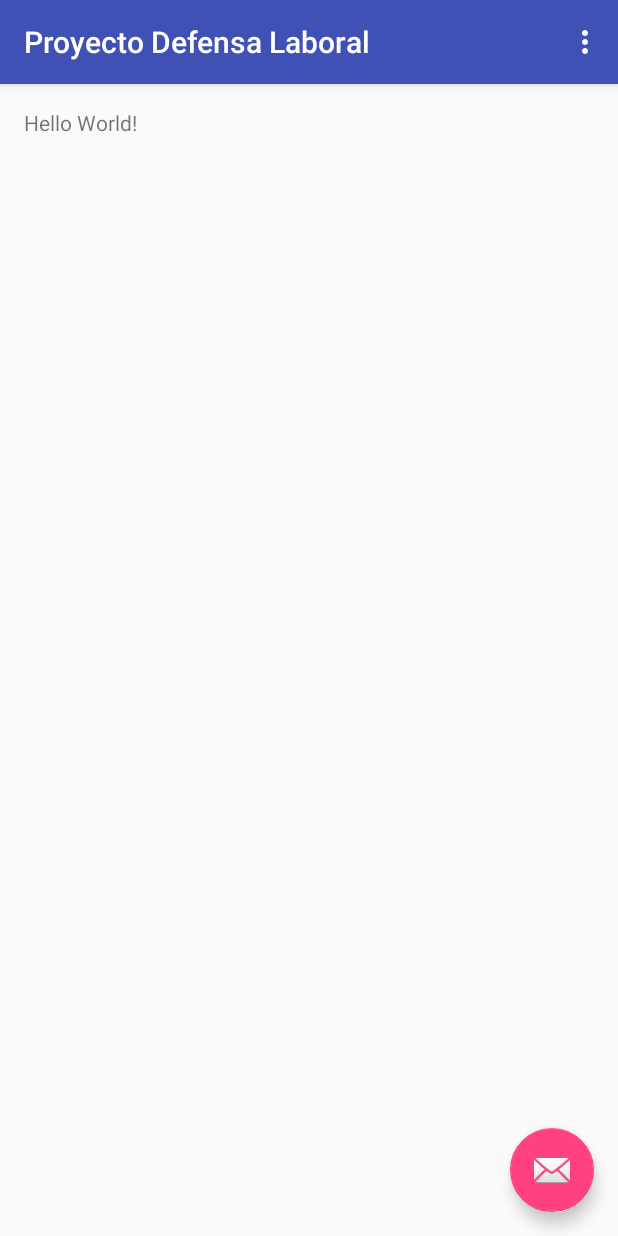
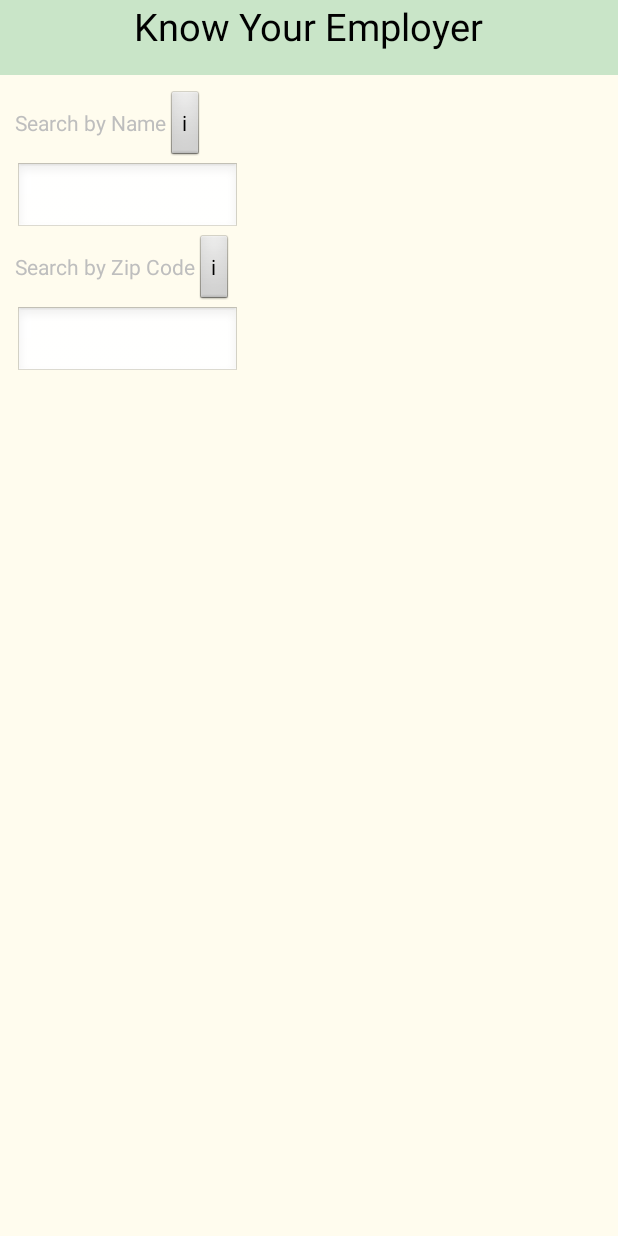
Before and after one commit to ACollectionOfAtoms/ProyectoDefensaLaboral, an Android app: the screen it shows after launch (MainActivity), on a phone screen of 412 x 824 dp. Run offline under Robolectric (Android 15) with nearby library versions, the phone set to English and light mode, and no system bars.

Commit message:
Initial layout

```diff
--- /dev/null
+++ b/app/src/main/java/org/workersdefense/httpwww/proyectodefensalaboral/CustomWindow.java
@@ -0,0 +1,29 @@
+package org.workersdefense.httpwww.proyectodefensalaboral;
+
+import android.app.Activity;
+import android.os.Bundle;
+import android.view.Window;
+import android.widget.ImageView;
+import android.widget.TextView;
+
+/**
+ * Created by dhernandez on 3/22/16.
+ */
+public class CustomWindow extends Activity {
+    protected TextView title;
+    protected ImageView icon;
+
+    @Override
+    public void onCreate(Bundle savedInstanceState) {
+        super.onCreate(savedInstanceState);
+
+        requestWindowFeature(Window.FEATURE_CUSTOM_TITLE);
+
+        setContentView(R.layout.content_main);
+
+        getWindow().setFeatureInt(Window.FEATURE_CUSTOM_TITLE, R.layout.window_title);
+
+        title = (TextView) findViewById(R.id.title);
+        icon  = (ImageView) findViewById(R.id.icon);
+    }
+}
--- /dev/null
+++ b/app/src/main/java/org/workersdefense/httpwww/proyectodefensalaboral/Details.java
@@ -0,0 +1,18 @@
+package org.workersdefense.httpwww.proyectodefensalaboral;
+
+import android.os.Bundle;
+
+/**
+ * Created by dhernandez on 3/22/16.
+ */
+public class Details extends CustomWindow {
+    @Override
+    public void onCreate(Bundle savedInstanceState) {
+        super.onCreate(savedInstanceState);
+
+        setContentView(R.layout.details);
+
+        this.title.setText("Info");
+        // this.icon.setImageResource(R.drawable.menu_info);
+    }
+}
--- a/app/src/main/java/org/workersdefense/httpwww/proyectodefensalaboral/MainActivity.java
+++ b/app/src/main/java/org/workersdefense/httpwww/proyectodefensalaboral/MainActivity.java
@@ -1,52 +1,35 @@
 package org.workersdefense.httpwww.proyectodefensalaboral;
 
+import android.content.Intent;
 import android.os.Bundle;
-import android.support.design.widget.FloatingActionButton;
-import android.support.design.widget.Snackbar;
-import android.support.v7.app.AppCompatActivity;
-import android.support.v7.widget.Toolbar;
 import android.view.View;
-import android.view.Menu;
-import android.view.MenuItem;
+import android.widget.Button;
 
-public class MainActivity extends AppCompatActivity {
+public class MainActivity extends CustomWindow {
+    @Override
+    public void onCreate(Bundle savedInstanceState) {
+        super.onCreate(savedInstanceState);
+        this.title.setText("Know Your Employer");
+        Button b1 = (Button) findViewById(R.id.b1);
+        b1.setOnClickListener(new View.OnClickListener() {
+            @Override
+            public void onClick(View v) {
+                Intent intent = new Intent();
+                intent.setClass(MainActivity.this, Results.class);
 
-    @Override
-    protected void onCreate(Bundle savedInstanceState) {
-        super.onCreate(savedInstanceState);
-        setContentView(R.layout.activity_main);
-        Toolbar toolbar = (Toolbar) findViewById(R.id.toolbar);
-        setSupportActionBar(toolbar);
+                startActivity(intent);
+            }
+        });
 
-        FloatingActionButton fab = (FloatingActionButton) findViewById(R.id.fab);
-        fab.setOnClickListener(new View.OnClickListener() {
+        Button b2 = (Button) findViewById(R.id.b2);
+        b2.setOnClickListener(new View.OnClickListener() {
             @Override
-            public void onClick(View view) {
-                Snackbar.make(view, "Replace with your own action", Snackbar.LENGTH_LONG)
-                        .setAction("Action", null).show();
+            public void onClick(View v) {
+                Intent intent = new Intent();
+                intent.setClass(MainActivity.this, Details.class);
+
+                startActivity(intent);
             }
         });
     }
-
-    @Override
-    public boolean onCreateOptionsMenu(Menu menu) {
-        // Inflate the menu; this adds items to the action bar if it is present.
-        getMenuInflater().inflate(R.menu.menu_main, menu);
-        return true;
-    }
-
-    @Override
-    public boolean onOptionsItemSelected(MenuItem item) {
-        // Handle action bar item clicks here. The action bar will
-        // automatically handle clicks on the Home/Up button, so long
-        // as you specify a parent activity in AndroidManifest.xml.
-        int id = item.getItemId();
-
-        //noinspection SimplifiableIfStatement
-        if (id == R.id.action_settings) {
-            return true;
-        }
-
-        return super.onOptionsItemSelected(item);
-    }
 }
--- /dev/null
+++ b/app/src/main/java/org/workersdefense/httpwww/proyectodefensalaboral/Results.java
@@ -0,0 +1,18 @@
+package org.workersdefense.httpwww.proyectodefensalaboral;
+
+import android.os.Bundle;
+
+/**
+ * Created by dhernandez on 3/22/16.
+ */
+public class Results extends CustomWindow {
+    @Override
+    public void onCreate(Bundle savedInstanceState) {
+        super.onCreate(savedInstanceState);
+
+        setContentView(R.layout.results);
+
+        this.title.setText("News");
+        //this.icon.setImageResource(R.drawable.menu_news);
+    }
+}
--- a/app/src/main/res/layout/activity_main.xml
+++ b/app/src/main/res/layout/activity_main.xml
@@ -11,25 +11,12 @@
     <android.support.design.widget.AppBarLayout
         android:layout_width="match_parent"
         android:layout_height="wrap_content"
-        android:theme="@style/AppTheme.AppBarOverlay">
-
-        <android.support.v7.widget.Toolbar
-            android:id="@+id/toolbar"
-            android:layout_width="match_parent"
-            android:layout_height="?attr/actionBarSize"
-            android:background="?attr/colorPrimary"
-            app:popupTheme="@style/AppTheme.PopupOverlay"/>
+        android:theme="@style/AppTheme.AppBarOverlay"
+        android:gravity="center_vertical|center|center_horizontal"
+        android:orientation="horizontal">
 
     </android.support.design.widget.AppBarLayout>
 
     <include layout="@layout/content_main"/>
 
-    <android.support.design.widget.FloatingActionButton
-        android:id="@+id/fab"
-        android:layout_width="wrap_content"
-        android:layout_height="wrap_content"
-        android:layout_gravity="bottom|end"
-        android:layout_margin="@dimen/fab_margin"
-        android:src="@android:drawable/ic_dialog_email"/>
-
 </android.support.design.widget.CoordinatorLayout>
--- a/app/src/main/res/layout/content_main.xml
+++ b/app/src/main/res/layout/content_main.xml
@@ -1,20 +1,58 @@
 <?xml version="1.0" encoding="utf-8"?>
-<RelativeLayout
+<LinearLayout
     xmlns:android="http://schemas.android.com/apk/res/android"
-    xmlns:app="http://schemas.android.com/apk/res-auto"
     xmlns:tools="http://schemas.android.com/tools"
-    android:layout_width="match_parent"
-    android:layout_height="match_parent"
-    android:paddingBottom="@dimen/activity_vertical_margin"
-    android:paddingLeft="@dimen/activity_horizontal_margin"
-    android:paddingRight="@dimen/activity_horizontal_margin"
-    android:paddingTop="@dimen/activity_vertical_margin"
-    app:layout_behavior="@string/appbar_scrolling_view_behavior"
+    android:layout_width="fill_parent"
+    android:layout_height="fill_parent"
+    android:background="#fffcee"
+    android:orientation="vertical"
+    android:padding="10dp"
     tools:context="org.workersdefense.httpwww.proyectodefensalaboral.MainActivity"
     tools:showIn="@layout/activity_main">
+    <LinearLayout
+        android:layout_width="wrap_content"
+        android:layout_height="wrap_content">
+        <TextView
+            android:layout_width="wrap_content"
+            android:layout_height="wrap_content"
+            android:text="Search by Name"/>
+        <Button
+            android:id="@+id/b1"
+            android:layout_width="wrap_content"
+            android:layout_height="wrap_content"
+            android:text="i"/>
+    </LinearLayout>
+    <LinearLayout
+        android:layout_width="wrap_content"
+        android:layout_height="wrap_content">
+        <EditText
+            android:id="@+id/emp_name"
+            android:layout_width="150dip"
+            android:layout_height="wrap_content"
+            android:layout_weight=".75" />
+    </LinearLayout>
+    <LinearLayout
+        android:layout_width="wrap_content"
+        android:layout_height="wrap_content" >
 
-    <TextView
+        <TextView
+            android:layout_width="wrap_content"
+            android:layout_height="wrap_content"
+            android:text="Search by Zip Code"/>
+        <Button
+            android:id="@+id/b2"
+            android:layout_width="wrap_content"
+            android:layout_height="wrap_content"
+            android:text="i"/>
+    </LinearLayout>
+    <LinearLayout
         android:layout_width="wrap_content"
-        android:layout_height="wrap_content"
-        android:text="Hello World!"/>
-</RelativeLayout>
+        android:layout_height="wrap_content">
+        <EditText
+            android:id="@+id/zipcode"
+            android:layout_width="150dip"
+            android:layout_height="wrap_content"
+            android:layout_weight=".75" />
+    </LinearLayout>
+
+</LinearLayout>
--- /dev/null
+++ b/app/src/main/res/layout/details.xml
@@ -0,0 +1,6 @@
+<?xml version="1.0" encoding="utf-8"?>
+<LinearLayout xmlns:android="http://schemas.android.com/apk/res/android"
+              android:orientation="vertical"
+              android:layout_width="match_parent"
+              android:layout_height="match_parent">
+</LinearLayout>
--- /dev/null
+++ b/app/src/main/res/layout/results.xml
@@ -0,0 +1,6 @@
+<?xml version="1.0" encoding="utf-8"?>
+<LinearLayout xmlns:android="http://schemas.android.com/apk/res/android"
+              android:orientation="vertical"
+              android:layout_width="match_parent"
+              android:layout_height="match_parent">
+</LinearLayout>
--- /dev/null
+++ b/app/src/main/res/layout/window_title.xml
@@ -0,0 +1,42 @@
+<?xml version="1.0" encoding="utf-8"?>
+<LinearLayout
+    xmlns:android="http://schemas.android.com/apk/res/android"
+    android:orientation="horizontal"
+    android:layout_width="fill_parent"
+    android:layout_height="35dip"
+    android:gravity="center_vertical|center_horizontal"
+    android:paddingLeft="5dip"
+    android:background="#c9e5c8"
+    >
+
+    <ImageView
+        android:id="@+id/header"
+        android:layout_width="wrap_content"
+        android:layout_height="wrap_content" />
+
+    <LinearLayout
+        android:layout_width="wrap_content"
+        android:layout_height="wrap_content"
+        android:layout_weight="1"
+        android:gravity="center"
+        android:paddingRight="5dip"
+        android:layout_gravity="center">
+
+        <TextView
+            android:id="@+id/title"
+            android:layout_width="wrap_content"
+            android:layout_height="wrap_content"
+            android:textSize="25dip"
+            android:textColor="#000000"
+            android:gravity="center"
+            android:layout_gravity="center"/>
+
+        <ImageView
+            android:id="@+id/icon"
+            android:layout_width="wrap_content"
+            android:layout_height="wrap_content"
+            android:layout_gravity="center"/>
+
+    </LinearLayout>
+
+</LinearLayout>
--- a/app/src/main/res/menu/menu_main.xml
+++ /dev/null
@@ -1,10 +0,0 @@
-<menu xmlns:android="http://schemas.android.com/apk/res/android"
-      xmlns:app="http://schemas.android.com/apk/res-auto"
-      xmlns:tools="http://schemas.android.com/tools"
-      tools:context="org.workersdefense.httpwww.proyectodefensalaboral.MainActivity">
-    <item
-        android:id="@+id/action_settings"
-        android:orderInCategory="100"
-        android:title="@string/action_settings"
-        app:showAsAction="never"/>
-</menu>
--- a/app/src/main/res/values/colors.xml
+++ b/app/src/main/res/values/colors.xml
@@ -1,6 +1,6 @@
 <?xml version="1.0" encoding="utf-8"?>
 <resources>
-    <color name="colorPrimary">#3F51B5</color>
-    <color name="colorPrimaryDark">#303F9F</color>
+    <color name="colorPrimary">#fffcee</color>
+    <color name="colorPrimaryDark">#000000</color>
     <color name="colorAccent">#FF4081</color>
 </resources>
--- /dev/null
+++ b/app/src/main/res/values/custom_style.xml
@@ -0,0 +1,10 @@
+<resources>
+    <style name="CustomWindowTitleBackground">
+        <item name="android:background">#c9e5c8</item>
+    </style>
+
+    <style name="CustomTheme" parent="android:Theme">
+        <item name="android:windowTitleSize">50dip</item>
+        <item name="android:windowTitleBackgroundStyle">@style/CustomWindowTitleBackground</item>
+    </style>
+</resources>
--- a/app/src/main/res/values/strings.xml
+++ b/app/src/main/res/values/strings.xml
@@ -1,4 +1,3 @@
 <resources>
     <string name="app_name">"Proyecto Defensa Laboral "</string>
-    <string name="action_settings">Settings</string>
 </resources>
--- a/app/src/main/res/values/styles.xml
+++ b/app/src/main/res/values/styles.xml
@@ -12,7 +12,7 @@
         <item name="windowActionBar">false</item>
         <item name="windowNoTitle">true</item>
     </style>
-
+    <style name="CustomTheme." parent="android:Theme"></style>
     <style name="AppTheme.AppBarOverlay" parent="ThemeOverlay.AppCompat.Dark.ActionBar"/>
 
     <style name="AppTheme.PopupOverlay" parent="ThemeOverlay.AppCompat.Light"/>
```
Also changed, not shown: app/src/main/AndroidManifest.xml (+4 -3 lines).
